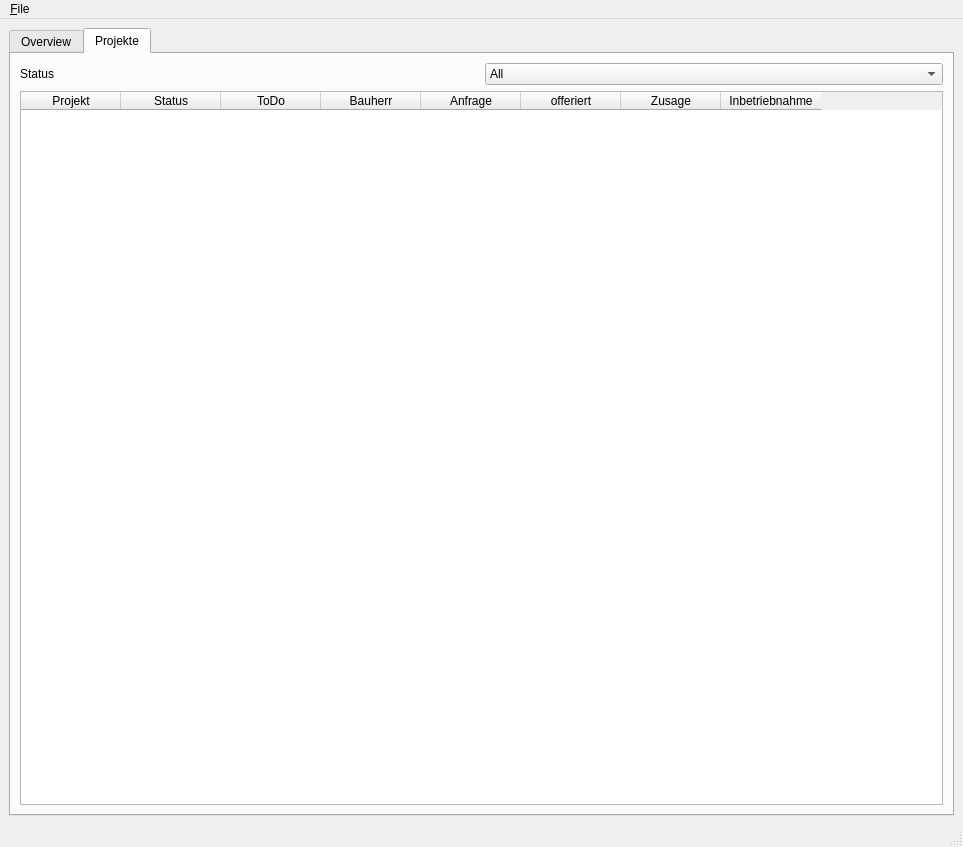
Qt form Ui/MainWindow.ui (GnuSolar/GnuSolar) before a commit.
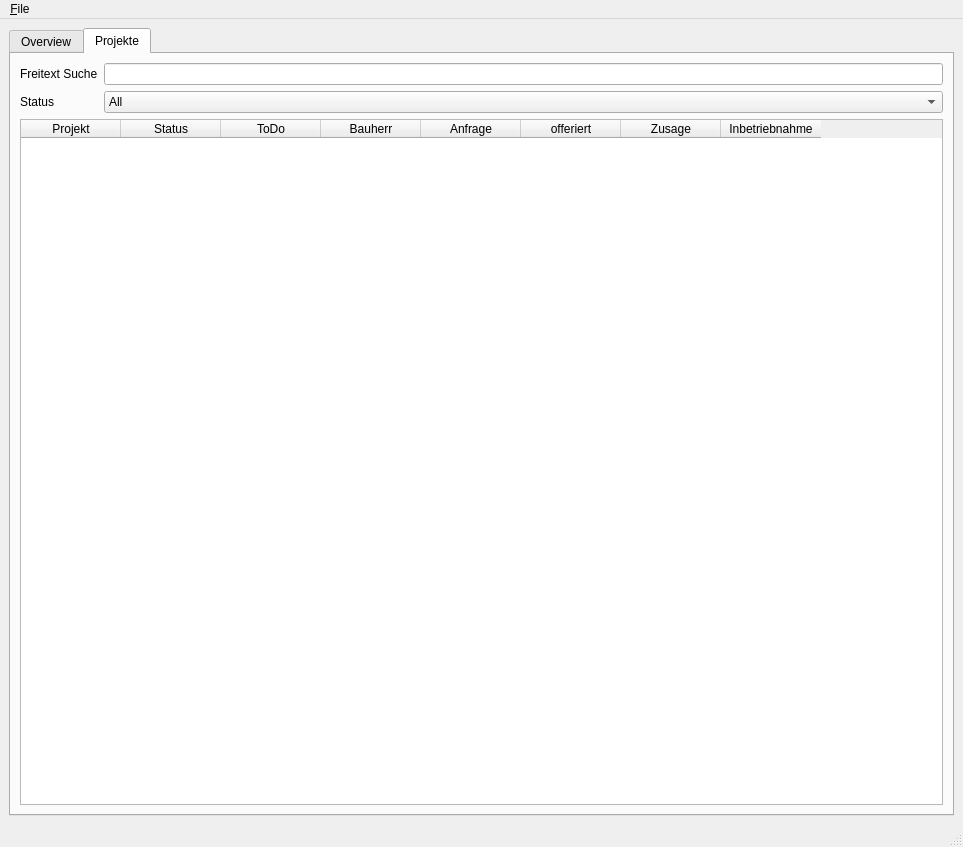
The same form after that commit. The open tabs and pages were chosen to show the change.

The edit to the form file:
```diff
--- a/Ui/MainWindow.ui
+++ b/Ui/MainWindow.ui
@@ -275,15 +275,22 @@
         <item>
          <layout class="QVBoxLayout" name="verticalLayout_3">
           <item>
-           <layout class="QHBoxLayout" name="horizontalLayout">
-            <item>
+           <layout class="QFormLayout" name="formLayout_2">
+            <item row="0" column="0">
+             <widget class="QLabel" name="label_11">
+              <property name="text">
+               <string>Freitext Suche</string>
+              </property>
+             </widget>
+            </item>
+            <item row="1" column="0">
              <widget class="QLabel" name="label_10">
               <property name="text">
                <string>Status</string>
               </property>
              </widget>
             </item>
-            <item>
+            <item row="1" column="1">
              <widget class="QComboBox" name="filterStatus">
               <item>
                <property name="text">
@@ -337,6 +344,9 @@
               </item>
              </widget>
             </item>
+            <item row="0" column="1">
+             <widget class="QLineEdit" name="filterFreeText"/>
+            </item>
            </layout>
           </item>
           <item>
```
Left out of the diff: 4 changed lines with no effect on the pictures.
